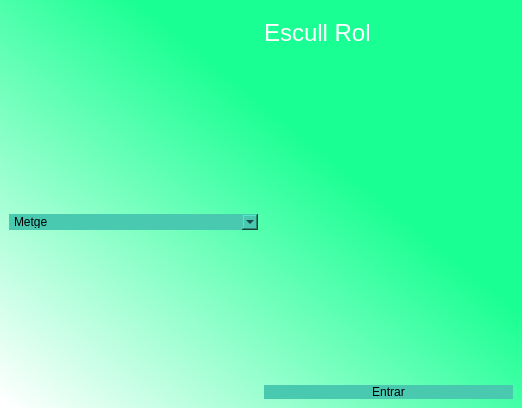
This is Vistes/Roles.ui in Jordiva/MongoDB as Qt 5 draws it before an edit. The edited form follows.
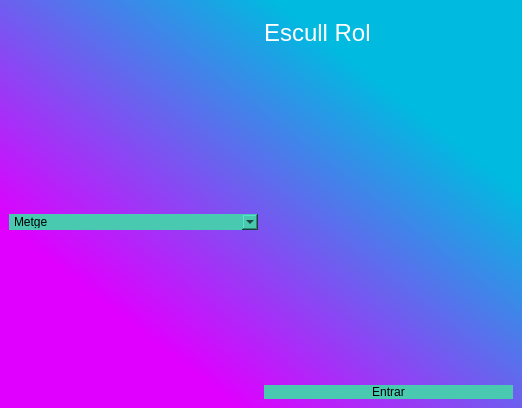
This is the edited form.

The edit to the form file:
```diff
--- a/Vistes/Roles.ui
+++ b/Vistes/Roles.ui
@@ -14,8 +14,9 @@
    <string>Roles</string>
   </property>
   <property name="styleSheet">
-   <string notr="true">QWidget#centralwidget{
-background-color: qlineargradient(spread:pad, x1:0.637, y1:0.392364, x2:0.01, y2:0.994, stop:0 rgba(26, 255, 147, 255), stop:1 rgba(255, 255, 255, 255));
+   <string notr="true">
+QWidget#centralwidget{
+background-color:qlineargradient(spread:pad, x1:0, y1:1, x2:1, y2:0, stop:0.228856 rgba(223, 0, 255, 255), stop:0.761194 rgba(0, 186, 224, 255));
 }</string>
   </property>
   <widget class="QWidget" name="centralwidget">
```
